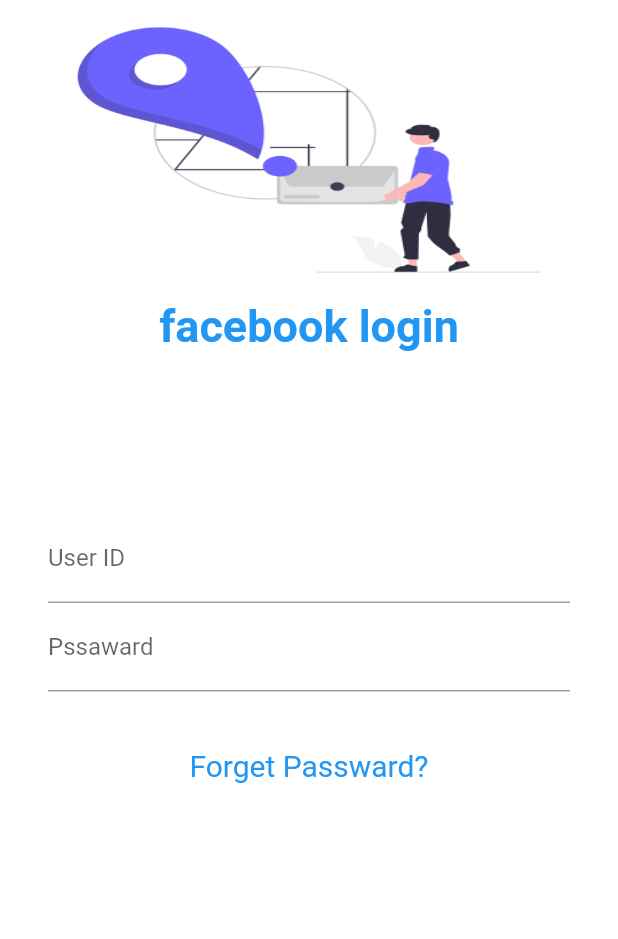
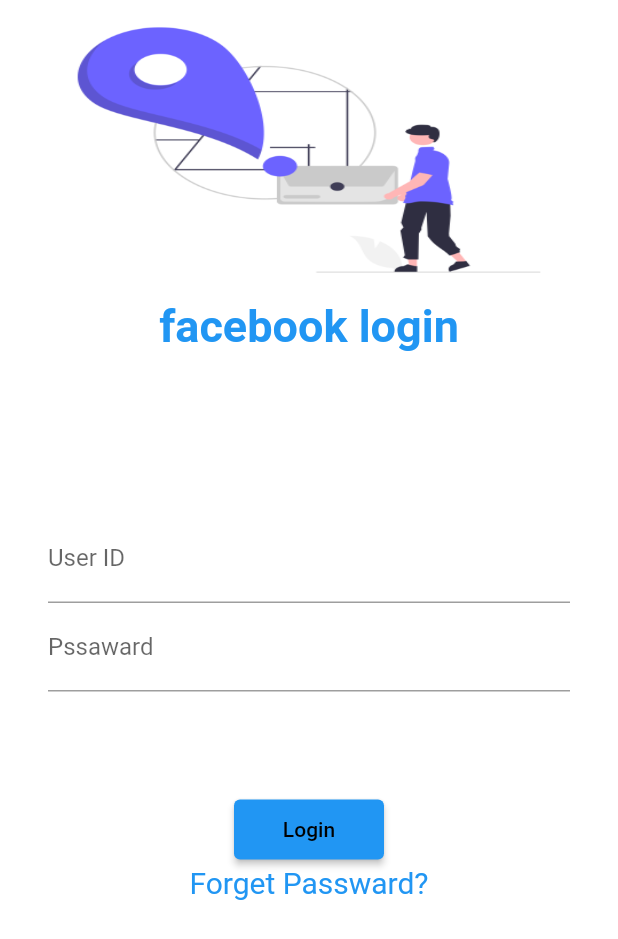
Before and after one commit to anniaktar/dailycodes, a Flutter app: the screen it shows after launch, on a phone screen of 412 x 824 dp. Shown: the top 939 px of the screen. Run offline on Flutter 3.47's test engine with Material 2 defaults, Android fonts, the phone set to English and light mode, and no system bars; missing offline and left inert: dart:html.

Commit message:
day5 Complete

```diff
--- a/lib/main.dart
+++ b/lib/main.dart
@@ -1,6 +1,7 @@
 import 'package:flutter/material.dart';
 import 'package:flutter_application/pages/homepage.dart';
 import 'package:flutter_application/pages/loginpage.dart';
+import 'package:flutter_application/pages/routes.dart';
 
 void main() {
   runApp(const MyApp());
@@ -17,8 +18,8 @@ class MyApp extends StatelessWidget {
       initialRoute: "/login",
       routes: {
         "/": (context) => LoginPage(),
-        "/home": (context) => HomePage(),
-        "/login": (context) => LoginPage(),
+        MyRoutes.homeRoute: (context) => HomePage(),
+        MyRoutes.loginRoute: (context) => LoginPage(),
       },
     );
   }
--- a/lib/pages/loginpage.dart
+++ b/lib/pages/loginpage.dart
@@ -1,6 +1,7 @@
 import 'dart:html';
 
 import 'package:flutter/material.dart';
+import 'package:flutter_application/pages/routes.dart';
 
 class LoginPage extends StatelessWidget {
   const LoginPage({Key? key}) : super(key: key);
@@ -51,10 +52,23 @@ class LoginPage extends StatelessWidget {
                 ],
               ),
             ),
+            const SizedBox(
+              height: 30,
+            ),
+            ElevatedButton(
+                onLongPress: () {
+                  Navigator.pushNamed(context, MyRoutes.homeRoute);
+                },
+                child: Text("Login"),
+                onPressed: null,
+                style: TextButton.styleFrom(
+                  backgroundColor: Colors.blue,
+                  minimumSize: const Size(100, 40),
+                )),
             const Text(
               "Forget Passward?",
               style: TextStyle(fontSize: 20, color: Colors.blue),
-            )
+            ),
           ],
         ));
   }
--- /dev/null
+++ b/lib/pages/routes.dart
@@ -0,0 +1,4 @@
+class MyRoutes {
+  static String loginRoute = "/login";
+  static String homeRoute = "/home";
+}
```
